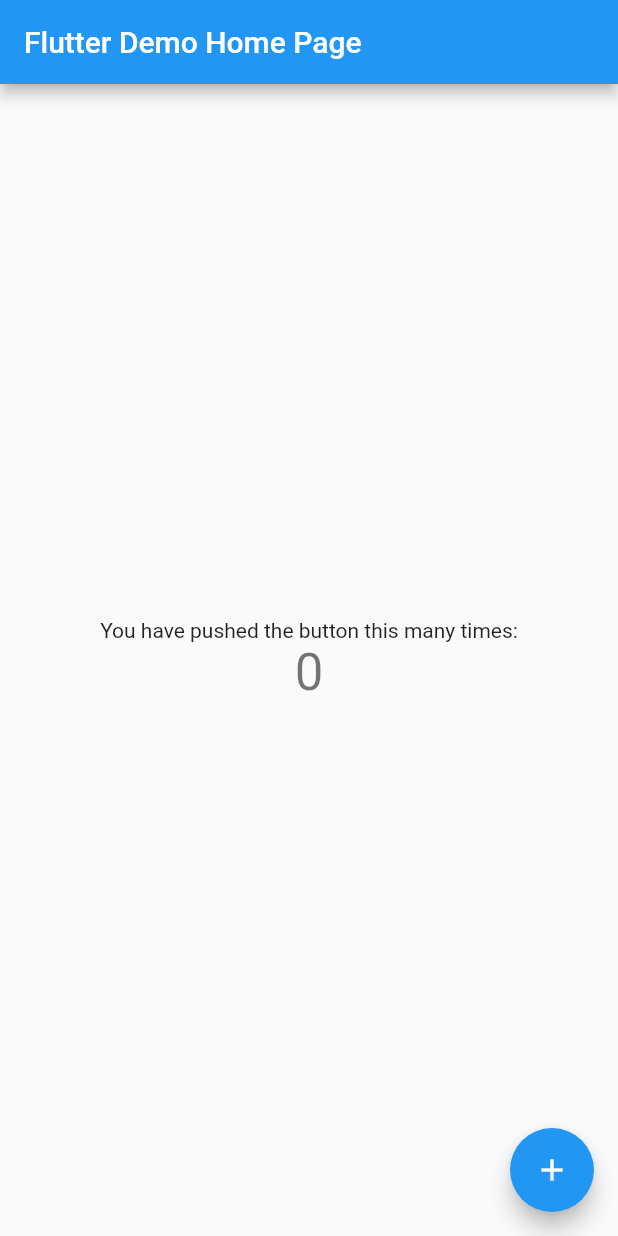
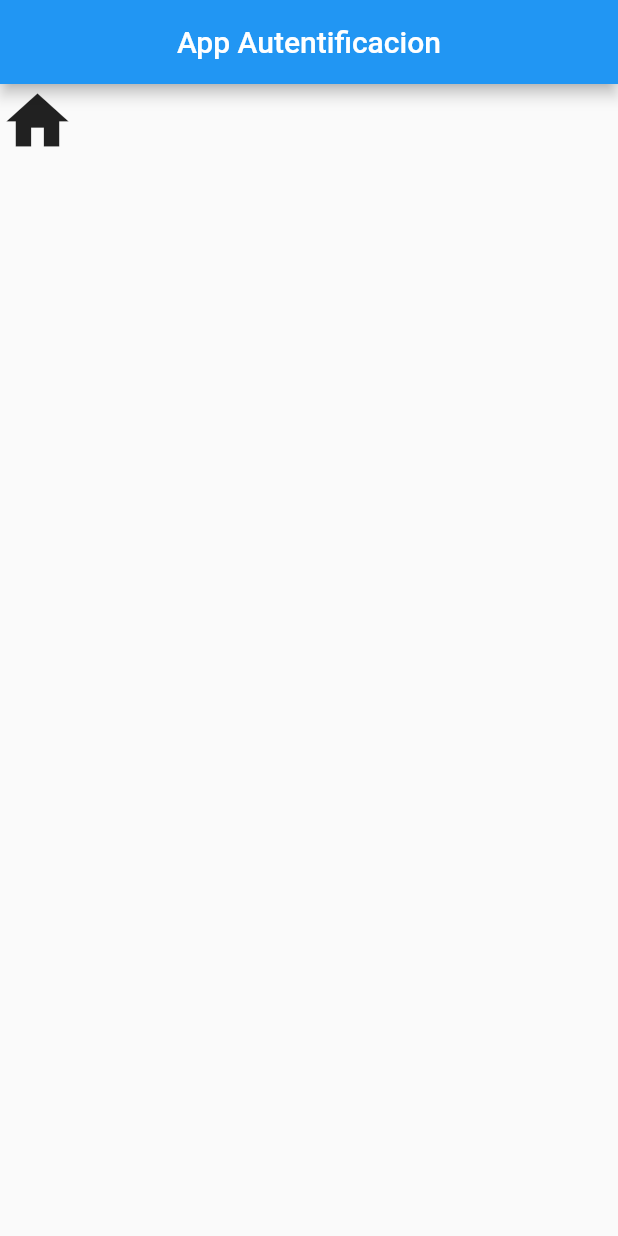
Before and after one commit to angelGabrielLarios/firebase_app, a Flutter app: the screen it shows after launch, on a phone screen of 412 x 824 dp. Run offline on Flutter 3.47's test engine with Material 2 defaults, Android fonts, the phone set to English and light mode, and no system bars; our stand-ins replace firebase_auth, firebase_core; accounts and stored records are empty.

Commit message:
first commit

```diff
--- /dev/null
+++ b/lib/autentificacion_firebase.dart
@@ -0,0 +1,30 @@
+import 'package:flutter/material.dart';
+
+void main() {
+  runApp(AutentificacionFirebase());
+}
+
+class AutentificacionFirebase extends StatelessWidget {
+  const AutentificacionFirebase({Key? key}) : super(key: key);
+
+  @override
+  Widget build(BuildContext context) {
+    return Scaffold(
+      appBar: AppBar(
+        title: Center(
+          child: const Text('App Autentificacion'),
+        ),
+      ),
+      body: Column(
+        // ignore: prefer_const_literals_to_create_immutables
+        children: [
+          // ignore: prefer_const_constructors
+          Icon(
+            Icons.home,
+            size: 50,
+          ),
+        ],
+      ),
+    );
+  }
+}
--- a/lib/main.dart
+++ b/lib/main.dart
@@ -1,116 +1,27 @@
 import 'package:flutter/material.dart';
 import 'package:firebase_auth/firebase_auth.dart';
+import 'package:firebase_core/firebase_core.dart';
+import 'package:flutter_app_firebase/autentificacion_firebase.dart';
+/*
+main.dart
+conexion_firebase.dart
+autentificacion_firebase.dart
+registrar_usuario
+*/
 
 void main() {
-  runApp(const MyApp());
+  runApp(Main());
 }
 
-class MyApp extends StatelessWidget {
-  const MyApp({super.key});
+class Main extends StatelessWidget {
+  const Main({Key? key}) : super(key: key);
 
-  // This widget is the root of your application.
   @override
   Widget build(BuildContext context) {
     return MaterialApp(
-      title: 'Flutter Demo',
-      theme: ThemeData(
-        // This is the theme of your application.
-        //
-        // Try running your application with "flutter run". You'll see the
-        // application has a blue toolbar. Then, without quitting the app, try
-        // changing the primarySwatch below to Colors.green and then invoke
-        // "hot reload" (press "r" in the console where you ran "flutter run",
-        // or simply save your changes to "hot reload" in a Flutter IDE).
-        // Notice that the counter didn't reset back to zero; the application
-        // is not restarted.
-        primarySwatch: Colors.blue,
-      ),
-      home: const MyHomePage(title: 'Flutter Demo Home Page'),
+      title: "Flutter Demo",
+      theme: ThemeData(primarySwatch: Colors.blue),
+      home: AutentificacionFirebase(),
     );
   }
 }
-
-class MyHomePage extends StatefulWidget {
-  const MyHomePage({super.key, required this.title});
-
-  // This widget is the home page of your application. It is stateful, meaning
-  // that it has a State object (defined below) that contains fields that affect
-  // how it looks.
-
-  // This class is the configuration for the state. It holds the values (in this
-  // case the title) provided by the parent (in this case the App widget) and
-  // used by the build method of the State. Fields in a Widget subclass are
-  // always marked "final".
-
-  final String title;
-
-  @override
-  State<MyHomePage> createState() => _MyHomePageState();
-}
-
-class _MyHomePageState extends State<MyHomePage> {
-  int _counter = 0;
-
-  void _incrementCounter() {
-    setState(() {
-      // This call to setState tells the Flutter framework that something has
-      // changed in this State, which causes it to rerun the build method below
-      // so that the display can reflect the updated values. If we changed
-      // _counter without calling setState(), then the build method would not be
-      // called again, and so nothing would appear to happen.
-      _counter++;
-    });
-  }
-
-  @override
-  Widget build(BuildContext context) {
-    // This method is rerun every time setState is called, for instance as done
-    // by the _incrementCounter method above.
-    //
-    // The Flutter framework has been optimized to make rerunning build methods
-    // fast, so that you can just rebuild anything that needs updating rather
-    // than having to individually change instances of widgets.
-    return Scaffold(
-      appBar: AppBar(
-        // Here we take the value from the MyHomePage object that was created by
-        // the App.build method, and use it to set our appbar title.
-        title: Text(widget.title),
-      ),
-      body: Center(
-        // Center is a layout widget. It takes a single child and positions it
-        // in the middle of the parent.
-        child: Column(
-          // Column is also a layout widget. It takes a list of children and
-          // arranges them vertically. By default, it sizes itself to fit its
-          // children horizontally, and tries to be as tall as its parent.
-          //
-          // Invoke "debug painting" (press "p" in the console, choose the
-          // "Toggle Debug Paint" action from the Flutter Inspector in Android
-          // Studio, or the "Toggle Debug Paint" command in Visual Studio Code)
-          // to see the wireframe for each widget.
-          //
-          // Column has various properties to control how it sizes itself and
-          // how it positions its children. Here we use mainAxisAlignment to
-          // center the children vertically; the main axis here is the vertical
-          // axis because Columns are vertical (the cross axis would be
-          // horizontal).
-          mainAxisAlignment: MainAxisAlignment.center,
-          children: <Widget>[
-            const Text(
-              'You have pushed the button this many times:',
-            ),
-            Text(
-              '$_counter',
-              style: Theme.of(context).textTheme.headline4,
-            ),
-          ],
-        ),
-      ),
-      floatingActionButton: FloatingActionButton(
-        onPressed: _incrementCounter,
-        tooltip: 'Increment',
-        child: const Icon(Icons.add),
-      ), // This trailing comma makes auto-formatting nicer for build methods.
-    );
-  }
-}
--- a/pubspec.yaml
+++ b/pubspec.yaml
@@ -38,6 +38,7 @@ dependencies:
   # Use with the CupertinoIcons class for iOS style icons.
   cupertino_icons: ^1.0.2
   firebase_auth: ^4.2.8
+  firebase_core: ^2.6.1
 
 dev_dependencies:
   flutter_test:
```
Also changed, not shown: lib/conexion_firebase.dart (added, +40 -0 lines), lib/registrar_usuario.dart (added), pubspec.lock.
